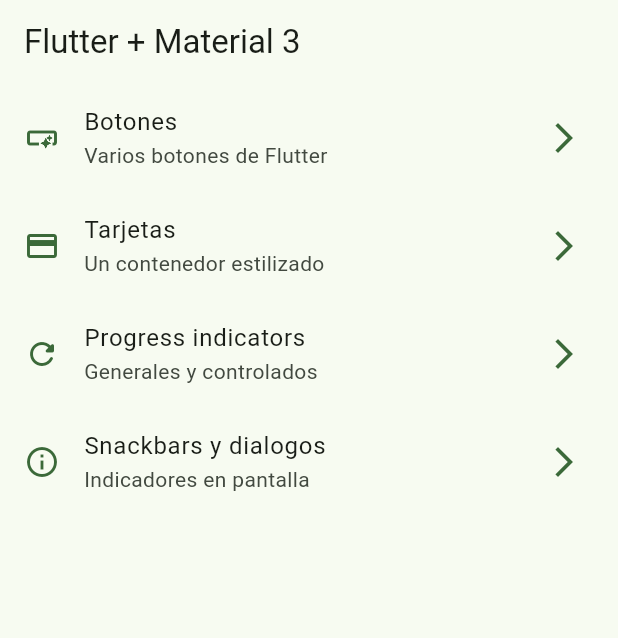
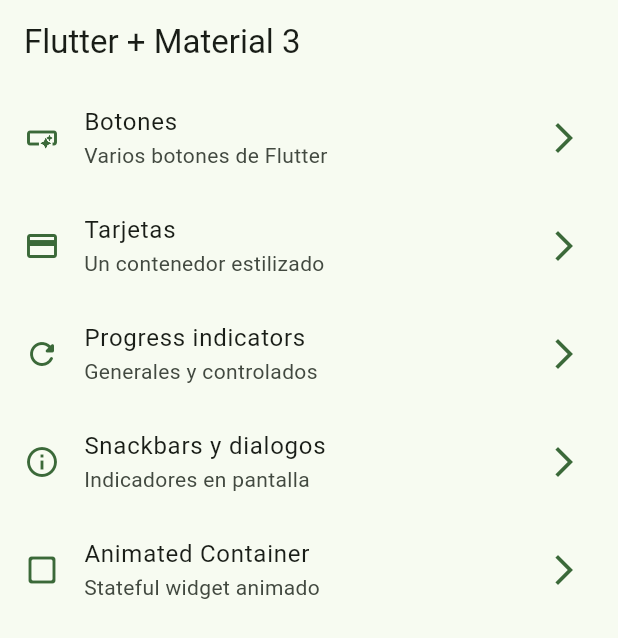
Before and after one commit to juantobon20/widgets_app, a Flutter app: the screen it shows after launch, on a phone screen of 412 x 824 dp. Shown: the top 638 px of the screen. Run offline on Flutter 3.47's test engine with Material 3 defaults, Android fonts, the phone set to English and light mode, and no system bars; our stand-ins replace go_router.

Commit message:
Animated container finish

```diff
--- a/lib/config/menu/menu_item.dart
+++ b/lib/config/menu/menu_item.dart
@@ -39,4 +39,10 @@ const appMenuItems = <MenuItem>[
     link: '/snackbar',
     icon: Icons.info_outline
   ),
+  MenuItem(
+    title: "Animated Container",
+    subTitle : 'Stateful widget animado',
+    link: '/animated',
+    icon: Icons.check_box_outline_blank_rounded
+  ),
 ];
--- a/lib/config/route/app_route.dart
+++ b/lib/config/route/app_route.dart
@@ -26,10 +26,11 @@ final appRouter = GoRouter(
       path: '/progress',
       builder: (context, state) => const ProgressScreen(),
     ),
+
     GoRoute(
-      name: SnackbarScreen.name,
-      path: '/snackbar',
-      builder: (context, state) => const SnackbarScreen(),
+      name: AnimatedScreen.name,
+      path: '/animated',
+      builder: (context, state) => const AnimatedScreen(),
     ),
   ],
 );
```
Also changed, not shown: lib/presentation/screens/animated/animated_screen.dart (+50 -2 lines).
